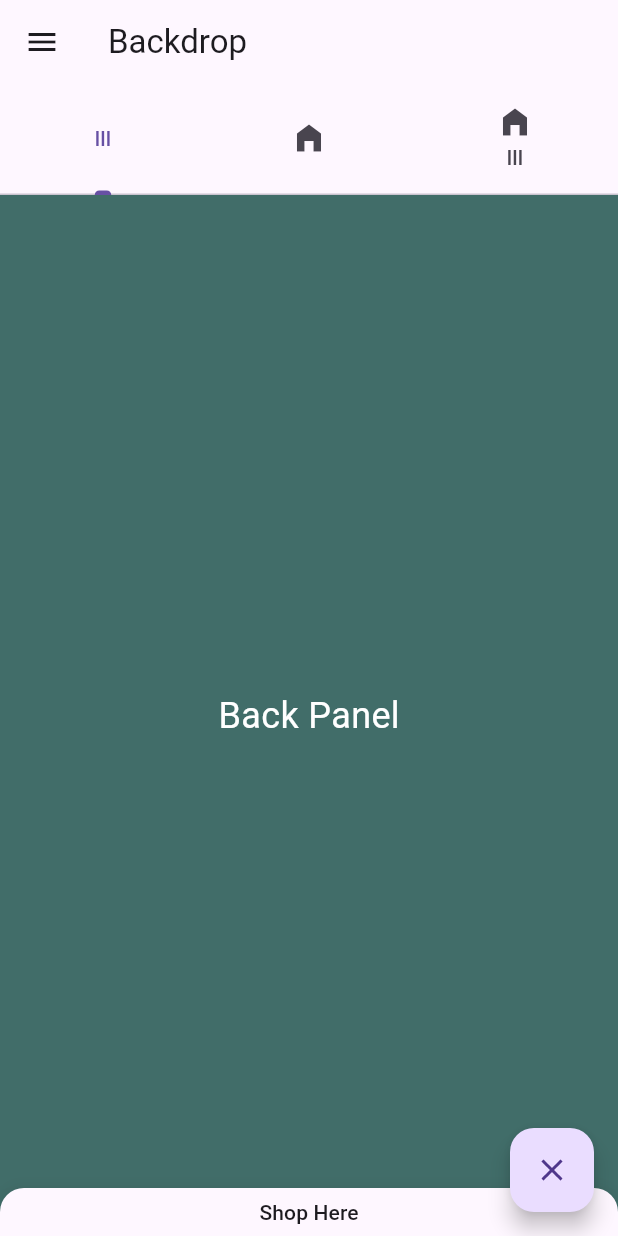
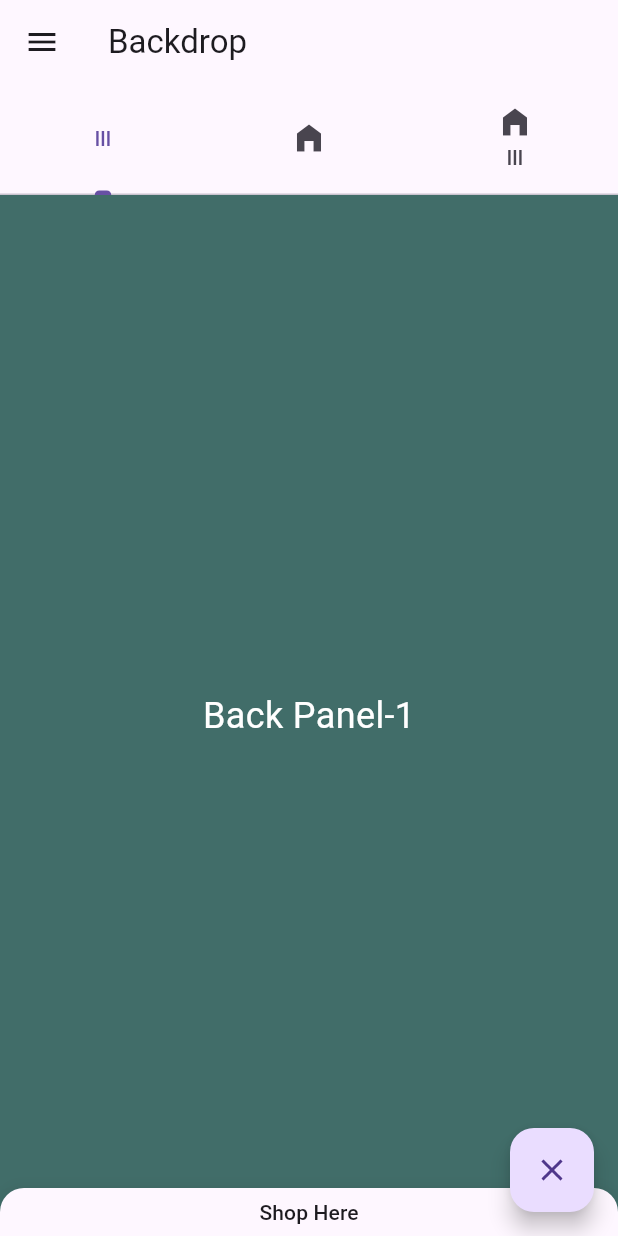
Before and after one commit to malkthere/mad_lesson01_2425, a Flutter app: the screen it shows after launch, on a phone screen of 412 x 824 dp. Run offline on Flutter 3.47's test engine with Material 3 defaults, Android fonts, the phone set to English and light mode, and no system bars; drawn by our look-alikes of flutter_zoom_drawer; our stand-ins replace shared_preferences.

Commit message:
lesson 08-b using PubDev modifications

```diff
--- a/lib/main.dart
+++ b/lib/main.dart
@@ -295,7 +295,7 @@ class _TwoPanelsState extends State<TwoPanels> with TickerProviderStateMixin {
                 color: theme.primaryColor,
                 child: const Center(
                   child: Text(
-                    "Back Panel",
+                    "Back Panel-1",
                     style: TextStyle(fontSize: 24.0, color: Colors.white),
                   ),
                 ),
@@ -307,7 +307,7 @@ class _TwoPanelsState extends State<TwoPanels> with TickerProviderStateMixin {
                     mainAxisSize: MainAxisSize.min,
                     children: [
                       Text(
-                        "Back Panel",
+                        "Back Panel-2",
                         style: TextStyle(fontSize: 24.0, color: Colors.white),
                       ),
                       const SizedBox(
```
